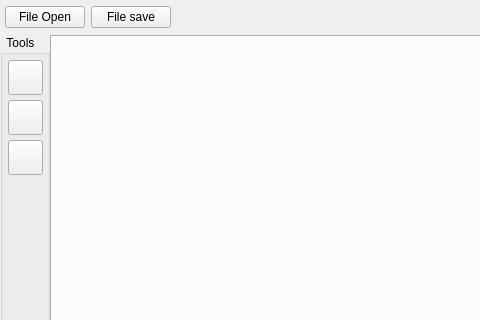
Above: mainwindow.ui from smoothie316/Qt before the change; both pictures show x 0 to 480 and y 0 to 320 of the 1280 by 720 pixel window. Below: the same form after it.
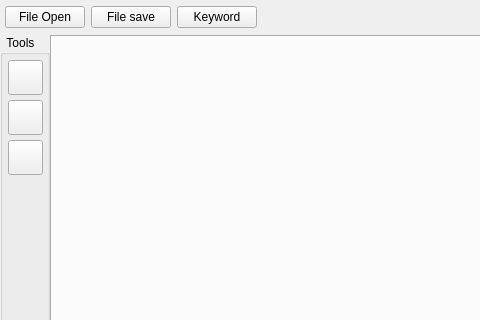
That is the form after the change. Icons and pictures are not drawn. Custom widgets are drawn as their Qt base class.

Commit message: add Keyword button, add action to click keyword button

Diff of the .ui file:
```diff
--- a/mainwindow.ui
+++ b/mainwindow.ui
@@ -328,6 +328,19 @@
             </property>
            </widget>
           </item>
+          <item>
+           <widget class="Keyword" name="KeywordInput">
+            <property name="maximumSize">
+             <size>
+              <width>16777215</width>
+              <height>16777215</height>
+             </size>
+            </property>
+            <property name="text">
+             <string>Keyword</string>
+            </property>
+           </widget>
+          </item>
           <item>
            <spacer name="horizontalSpacer">
             <property name="orientation">
@@ -428,6 +441,11 @@
    <extends>QPushButton</extends>
    <header>FileIO/fileclass.h</header>
   </customwidget>
+  <customwidget>
+   <class>Keyword</class>
+   <extends>QPushButton</extends>
+   <header>Keyword/keyword.h</header>
+  </customwidget>
  </customwidgets>
  <resources/>
  <connections/>
```
The commit also changes 7 other files.
